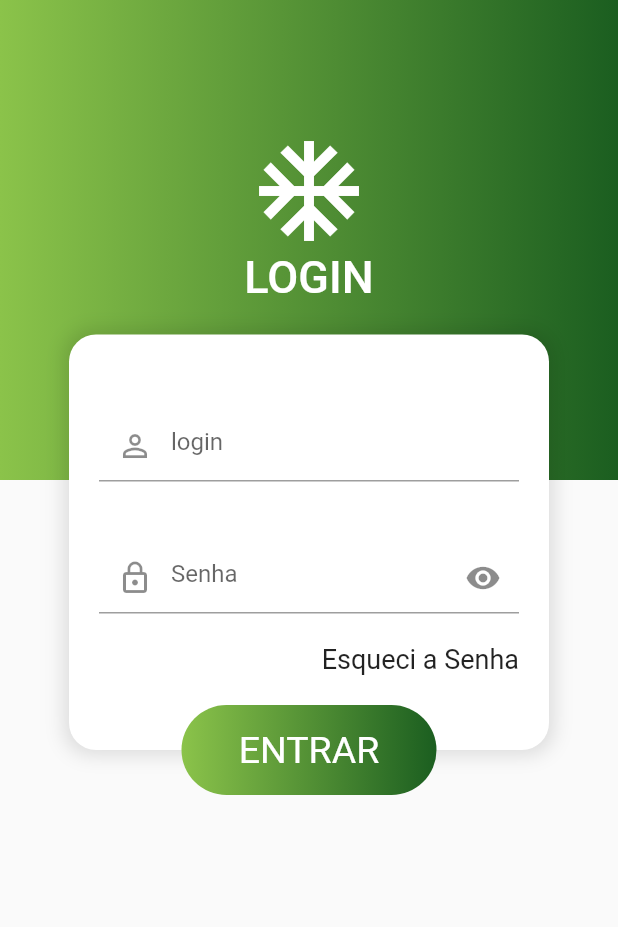
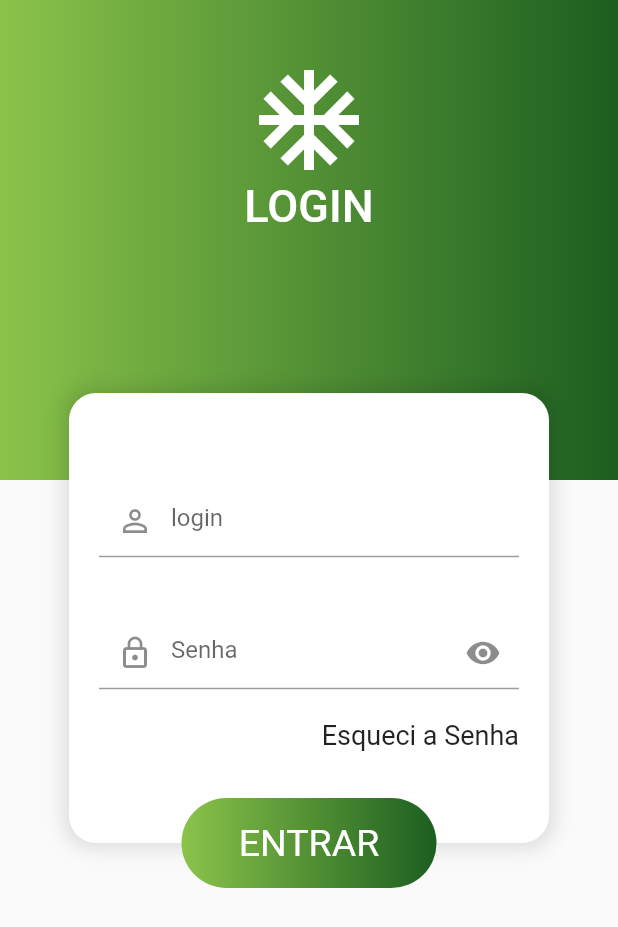
Before and after one commit to AwPr-05/App_Company, a Flutter app: the screen it shows after launch, on a phone screen of 412 x 824 dp. Shown: the top 927 px of the screen. Run offline on Flutter 3.47's test engine with Material 2 defaults, Android fonts, the phone set to English and light mode, and no system bars.

Commit message:
modificações no login feitas em aula

```diff
--- a/lib/screens/home/home_screen.dart
+++ b/lib/screens/home/home_screen.dart
@@ -103,30 +103,36 @@ class HomeScreen extends StatelessWidget {
                   crossAxisSpacing: 15,
                   childAspectRatio: 9 / 11,
                   children: [
+
                     HomeTile(
                       icon: Icons.ac_unit,
                       title: "Meus Projetos",
                       subTitle: "64 Projetos",
                     ),
+
                     HomeTile(
                       title: "Flutter",
                       subTitle: "5 Projetos",
                     ),
+
                     HomeTile(
                       icon: Icons.fire_extinguisher,
                       title: "Documentos",
                       subTitle: "Bombeiros",
                     ),
+
                     HomeTile(
                       icon: Icons.shop,
                       title: "Negocios",
                       subTitle: "Clientes Google",
                     ),
+
                     HomeTile(
                       icon: Icons.local_airport,
                       title: "Viagens",
                       subTitle: "7 Marcaçōes",
                     ),
+
                   ],
                 ),
               ],
--- a/lib/screens/login/login_screen.dart
+++ b/lib/screens/login/login_screen.dart
@@ -15,22 +15,16 @@ class _LoginScreenState extends State<LoginScreen> {
 
   @override
   Widget build(BuildContext context) {
-    return Material(
-      child: Container(
-        child: ListView(
-          shrinkWrap: true,
-          children: [
-
-            // background verde
-            Stack(
+    return Scaffold(
+      body: Container(
+        child: Stack(
           overflow: Overflow.visible,
           alignment: Alignment.topCenter,
           children: [
-
             // Verde
             Container(
               padding: EdgeInsets.only(bottom: 30),
-                  alignment: Alignment.center,
+              alignment: Alignment.topCenter,
               height: 320,
               decoration: BoxDecoration(
                 gradient: LinearGradient(
@@ -41,11 +35,15 @@ class _LoginScreenState extends State<LoginScreen> {
                 child: Column(
                   mainAxisSize: MainAxisSize.min,
                   children: [
+                    // Espaçamento
+                    SizedBox(height: 40),
+                    // Icone
                     Icon(
                       Icons.ac_unit,
                       color: Colors.white,
                       size: 80,
                     ),
+                    // Texto
                     Text(
                       "LOGIN",
                       style: TextStyle(
@@ -58,17 +56,16 @@ class _LoginScreenState extends State<LoginScreen> {
               ),
             ),
 
-                // Container branco
-                Positioned(
-                  bottom: -180,
-                  child: Stack(
+            Center(
+              child: // Container branco
+                  Stack(
                 overflow: Overflow.visible,
-                    alignment: Alignment.topCenter,
+                alignment: Alignment.center,
                 children: [
-
                   // Conteúdo do card
                   Container(
                     width: 320,
+                    height: 300,
                     alignment: Alignment.center,
                     padding: EdgeInsets.symmetric(horizontal: 20, vertical: 50),
                     margin: EdgeInsets.symmetric(horizontal: 20),
@@ -123,8 +120,8 @@ class _LoginScreenState extends State<LoginScreen> {
                             obscureText: !showPassword,
                             decoration: InputDecoration(
                               hintText: "Senha",
-                                  prefixIcon: Icon(Icons
-                                      .lock_outline), //! prefix no começo
+                              prefixIcon:
+                                  Icon(Icons.lock_outline), //! prefix no começo
 
                               suffixIcon: IconButton(
                                 onPressed: () {
@@ -179,8 +176,7 @@ class _LoginScreenState extends State<LoginScreen> {
                         ),
                         child: Text(
                           "ENTRAR",
-                              style:
-                                  TextStyle(color: Colors.white, fontSize: 25),
+                          style: TextStyle(color: Colors.white, fontSize: 25),
                         ),
                       ),
                     ),
@@ -190,8 +186,6 @@ class _LoginScreenState extends State<LoginScreen> {
             ),
           ],
         ),
-          ],
-        ),
       ),
     );
   }
```
Lines whose indentation alone changed are shown as unchanged.
